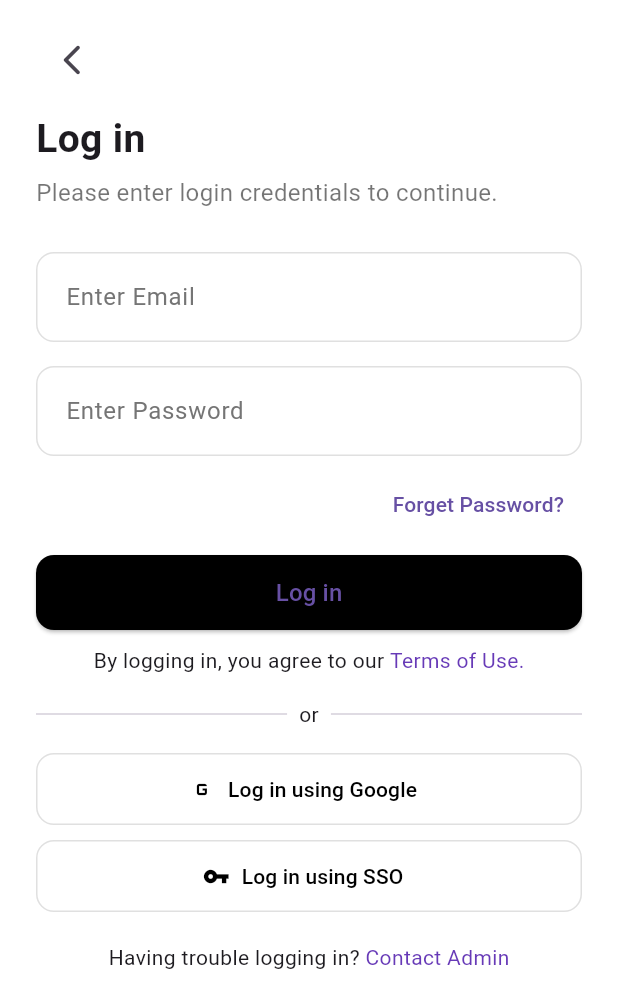
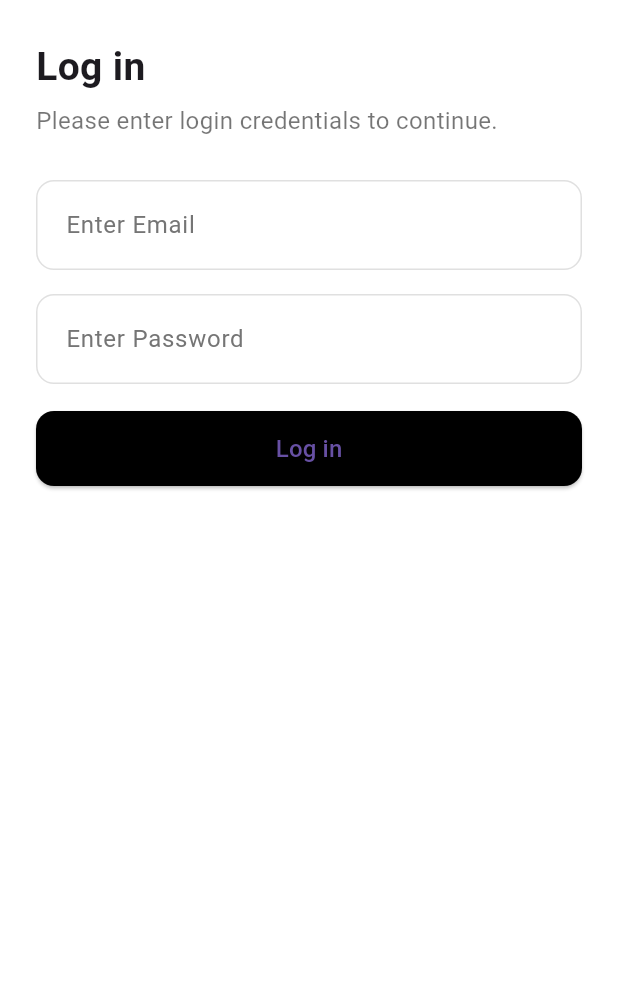
Before and after one commit to livingspark108/Deineputzcrew-mobile-app, a Flutter app: the screen it shows after launch, on a phone screen of 412 x 824 dp. Shown: the top 1008 px of the screen. Run offline on Flutter 3.47's test engine with Material 3 defaults, Android fonts, the phone set to English and light mode, and no system bars; our stand-ins replace connectivity_plus, device_info_plus, geolocator, image_picker, shared_preferences, sqflite; accounts and stored records are empty.

Commit message:
first commit

```diff
--- a/lib/home.dart
+++ b/lib/home.dart
@@ -47,7 +47,7 @@ class _MainAppState extends State<MainApp> {
   final List<Widget> _pages = const [
     DashboardScreen(),
     AllTasksScreen(),
-    SettingsScreen(),
+
   ];
 
   void _onTabTapped(int index) {
@@ -69,7 +69,7 @@ class _MainAppState extends State<MainApp> {
         items: const [
           BottomNavigationBarItem(icon: Icon(Icons.home), label: 'Home'),
           BottomNavigationBarItem(icon: Icon(Icons.list), label: 'Tasks'),
-          BottomNavigationBarItem(icon: Icon(Icons.settings), label: 'Settings'),
+
         ],
       ),
     );
@@ -362,7 +362,9 @@ class _DashboardScreenState extends State<DashboardScreen> {
           final String day = dayData['day'] ?? "";
           final String date = dayData['date'] ?? "";
           final List<dynamic> jsonTasks = dayData['tasks'] ?? [];
-          return jsonTasks.map((t) => Task.fromJson(t, day: day, date: date));
+          return jsonTasks
+              .where((t) => (t['status'] ?? '').toLowerCase() != 'completed')
+              .map((t) => Task.fromJson(t, day: day, date: date));
         })
             .toList();
         setState(() {
@@ -998,7 +1000,7 @@ print(response.body);
             crossAxisAlignment: CrossAxisAlignment.start,
             children: [
               const Text(
-                'Hello Thomas',
+                '',
                 style: TextStyle(
                   fontSize: 26,
                   fontWeight: FontWeight.bold,
@@ -1927,7 +1929,7 @@ int? userId;
                 } else if (index == 1) {
                   count = tasks.where((t) => t.status== 'pending').length;
                 } else if (index == 2) {
-                  count = tasks.where((t) => t.status == 'Completed').length;
+                  count = tasks.where((t) => t.status == 'completed').length;
                 }
 
                 return GestureDetector(
--- a/lib/login.dart
+++ b/lib/login.dart
@@ -143,12 +143,7 @@ class _LoginScreenState extends State<LoginScreen> {
           child: Column(
             crossAxisAlignment: CrossAxisAlignment.start,
             children: [
-              IconButton(
-                onPressed: () {
-                  Navigator.pop(context);
-                },
-                icon: Icon(Icons.arrow_back_ios_new_rounded),
-              ),
+
               const SizedBox(height: 10),
               Text('Log in', style: TextStyle(fontSize: 26, fontWeight: FontWeight.bold)),
               const SizedBox(height: 6),
@@ -204,13 +199,7 @@ class _LoginScreenState extends State<LoginScreen> {
                 style: TextStyle(fontSize: 16),
               ),
               const SizedBox(height: 8),
-              Align(
-                alignment: Alignment.centerRight,
-                child: TextButton(
-                  onPressed: () {},
-                  child: Text('Forget Password?'),
-                ),
-              ),
+
               const SizedBox(height: 10),
               SizedBox(
                 width: double.infinity,
@@ -229,48 +218,7 @@ class _LoginScreenState extends State<LoginScreen> {
                 ),
               ),
               const SizedBox(height: 10),
-              Center(
-                child: Text.rich(
-                  TextSpan(
-                    text: 'By logging in, you agree to our ',
-                    children: [
-                      TextSpan(
-                        text: 'Terms of Use.',
-                        style: TextStyle(color: Colors.deepPurple),
-                      ),
-                    ],
-                  ),
-                ),
-              ),
-              const SizedBox(height: 16),
-              Row(
-                children: [
-                  Expanded(child: Divider(thickness: 0.8)),
-                  Padding(
-                    padding: const EdgeInsets.symmetric(horizontal: 8.0),
-                    child: Text('or'),
-                  ),
-                  Expanded(child: Divider(thickness: 0.8)),
-                ],
-              ),
-              const SizedBox(height: 16),
-              _socialButton(icon: Icons.g_mobiledata, text: 'Log in using Google'),
-              const SizedBox(height: 10),
-              _socialButton(icon: Icons.vpn_key, text: 'Log in using SSO'),
-              const SizedBox(height: 20),
-              Center(
-                child: Text.rich(
-                  TextSpan(
-                    text: 'Having trouble logging in? ',
-                    children: [
-                      TextSpan(
-                        text: 'Contact Admin',
-                        style: TextStyle(color: Colors.deepPurple),
-                      ),
-                    ],
-                  ),
-                ),
-              ),
+
             ],
           ),
         ),
```
